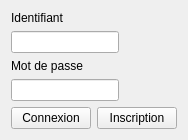
First picture: the form in UI/login.ui, repository Qdesmettre/QCM_generator, before the edit.
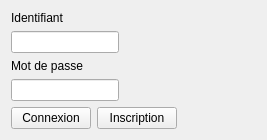
Second picture: the form after the edit.

Commit message: Sign in module incorporated + window title/size/layout

What changed in the file:
```diff
--- a/UI/login.ui
+++ b/UI/login.ui
@@ -6,7 +6,7 @@
    <rect>
     <x>0</x>
     <y>0</y>
-    <width>184</width>
+    <width>267</width>
     <height>137</height>
    </rect>
   </property>
```
Left out of the diff: 20 changed lines with no effect on the pictures. The commit also changes 3 other files.
